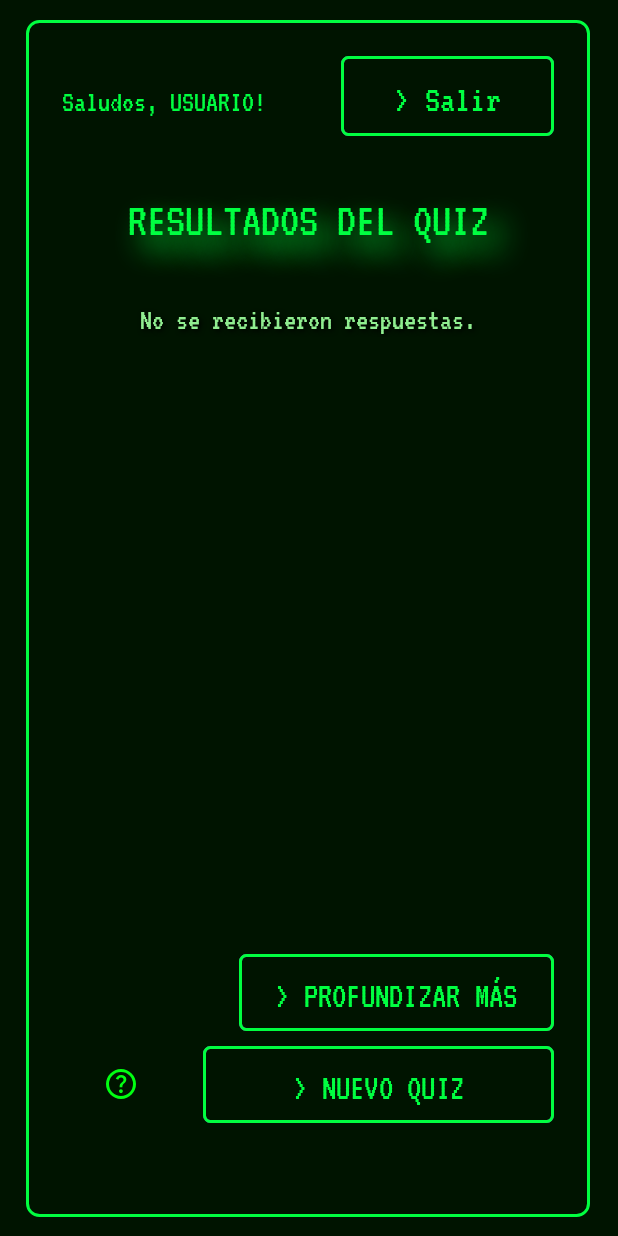
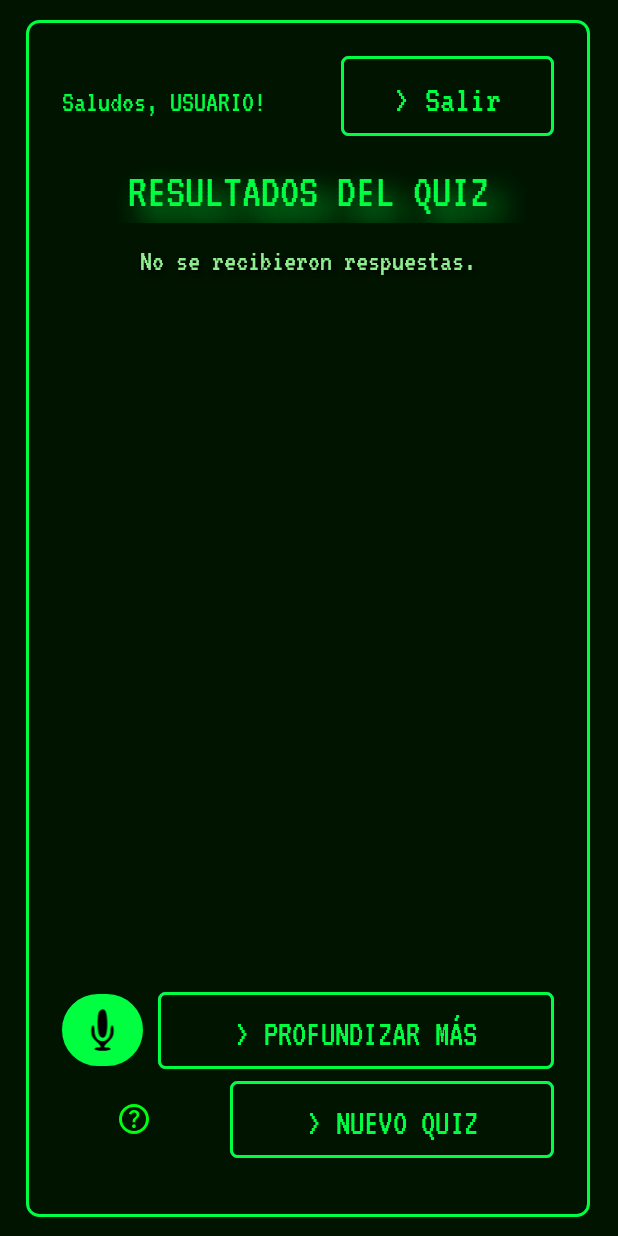
Before and after one commit to BrunoGust/TriviaTrainer, an Android app: the ResultadosQuizActivity screen opened directly, with no data from a screen before it, on a phone screen of 412 x 824 dp. Run offline under Robolectric (Android 15) with nearby library versions, the phone set to English and light mode, and no system bars.

Commit message:
Alineando bloques

```diff
--- a/app/src/main/java/com/example/triviatrainerapp/QuizActivity2.kt
+++ b/app/src/main/java/com/example/triviatrainerapp/QuizActivity2.kt
@@ -73,6 +73,7 @@ class QuizActivity2 : AppCompatActivity() {
         val btnSalir = findViewById<Button>(R.id.buttonSalirQuiz)
         // hacer clic en salir nos lleva a elegir tema del quiz
         btnSalir.setOnClickListener {
+            countDownTimer?.cancel() // Detenemos el contador antes de terminar el activity
             val exitIntent = Intent(this, LoadingScreenActivity::class.java).apply {
                 putExtra(LoadingScreenActivity.EXTRA_DESTINATION_ACTIVITY_CLASS, InicioActivity::class.java.name)
                 putExtra(LoadingScreenActivity.EXTRA_LOADING_MESSAGE, "Volviendo a elegir tema para quiz")
--- a/app/src/main/res/layout/activity_resultados_quiz.xml
+++ b/app/src/main/res/layout/activity_resultados_quiz.xml
@@ -47,12 +47,13 @@
                 android:text="@string/salir_btn"
                 android:textColor="@color/text_color"
                 android:textSize="25sp"
-                android:contentDescription="Salir"/>
+                android:contentDescription="Salir"
+                />
         </LinearLayout>
         <TextView
             android:id="@+id/textViewTituloQuiz"
             android:layout_width="match_parent"
-            android:layout_height="87dp"
+            android:layout_height="48dp"
             android:layout_marginTop="10dp"
             android:fontFamily="@font/vt323"
             android:gravity="center|center_horizontal"
@@ -80,9 +81,10 @@
         <ScrollView
             android:id="@+id/scrollResultados"
             android:layout_width="match_parent"
-            android:layout_height="350dp"
-            android:layout_marginTop="16dp"
-            android:fillViewport="true">
+            android:layout_height="460dp"
+            android:layout_marginTop="8dp"
+            android:fillViewport="true"
+            android:contentDescription="Escrolea para ver todas las preguntas">
             <!-- BLOQUE DE RESULTADOS-->
             <LinearLayout
                 android:id="@+id/layoutResultados"
@@ -93,36 +95,55 @@
 
             </LinearLayout>
         </ScrollView>
-
-
+        <LinearLayout
+            android:layout_width="match_parent"
+            android:layout_height="wrap_content"
+            android:orientation="horizontal"
+            android:layout_marginTop="8dp"
+            android:gravity="center_vertical"
+            android:weightSum="10">
+            <!-- Boton para comandos de voz -->
+            <ImageButton
+                android:id="@+id/voz_btn_resultados_quiz"
+                android:layout_width="48dp"
+                android:layout_height="48dp"
+                android:layout_marginRight="10sp"
+                android:background="@drawable/microphone_button_selector"
+                android:contentDescription="Toca dos veces para utilizar algun comando como nuevo quiz y salir."
+                android:padding="8dp"
+                android:scaleType="fitCenter"
+                android:src="@drawable/icon_microphono_black"
+                android:layout_weight="1"/>
 
                 <!-- Botón pedir mas informacion-->
                 <Button
                     android:id="@+id/buttonNuevoQuiz"
                     android:layout_width="wrap_content"
                     android:layout_height="wrap_content"
-                    android:layout_marginTop="45dp"
+                    android:layout_marginTop="0dp"
                     android:layout_gravity="right"
                     android:fontFamily="@font/vt323"
                     android:background="@drawable/generic_button_selector"
                     android:foreground="@drawable/button_border_green"
                     android:text="> PROFUNDIZAR MÁS"
                     android:textColor="@color/text_color"
-                    android:textSize="24sp" />
-
+                    android:textSize="24sp"
+                    android:layout_weight="9"
+                    android:contentDescription="Más información"/>
+        </LinearLayout>
         <LinearLayout
             android:layout_width="match_parent"
             android:layout_height="wrap_content"
             android:orientation="horizontal"
-            android:layout_marginTop="10dp"
+            android:layout_marginTop="8dp"
             android:gravity="center_vertical"
             android:weightSum="10">
 
             <!-- Botón de ayuda-->
             <ImageButton
                 android:id="@+id/buttonHelpResultados"
-                android:layout_width="0dp"
-                android:layout_height="wrap_content"
+                android:layout_width="24dp"
+                android:layout_height="48dp"
                 android:src="@drawable/help_24px"
                 android:layout_weight="2.5"
                 android:background="@null"
@@ -130,7 +151,7 @@
                 android:contentDescription="boton de ayuda" />
             <!-- Botón de Nuevo Quiz-->
         <Button
-            android:id="@+id/buttonSiguientePreguntaResultados"
+            android:id="@+id/buttonResultadosNuevoQuiz"
             android:layout_width="0dp"
             android:layout_height="wrap_content"
             android:fontFamily="@font/vt323"
@@ -140,7 +161,8 @@
             android:foreground="@drawable/button_border_green"
             android:text="> NUEVO QUIZ"
             android:textColor="@color/text_color"
-            android:textSize="24sp" />
+            android:textSize="24sp"
+            android:contentDescription="Nuevo Quiz"/>
     </LinearLayout>
 
 
```
